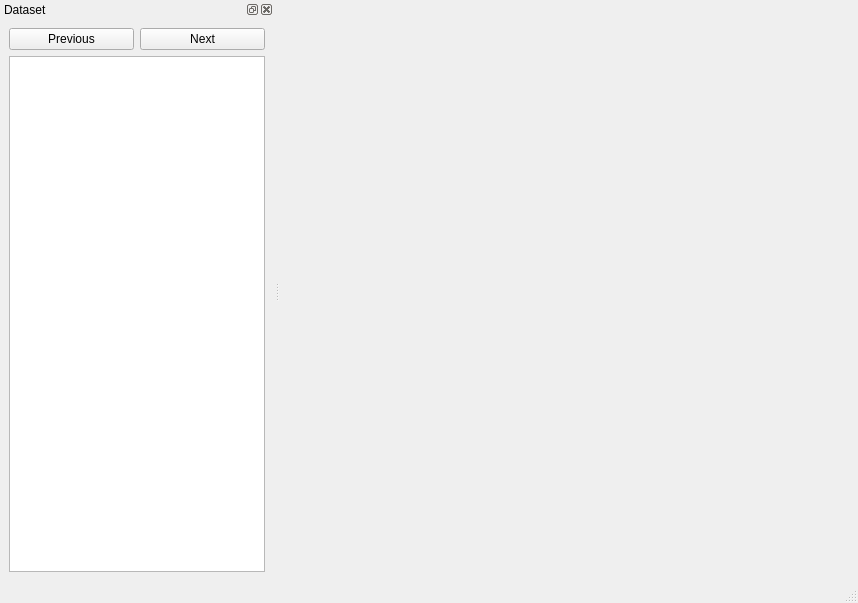
The window that src/mainwindow.ui (meryusha/LabelerServer) describes before a commit, drawn with Qt 5.
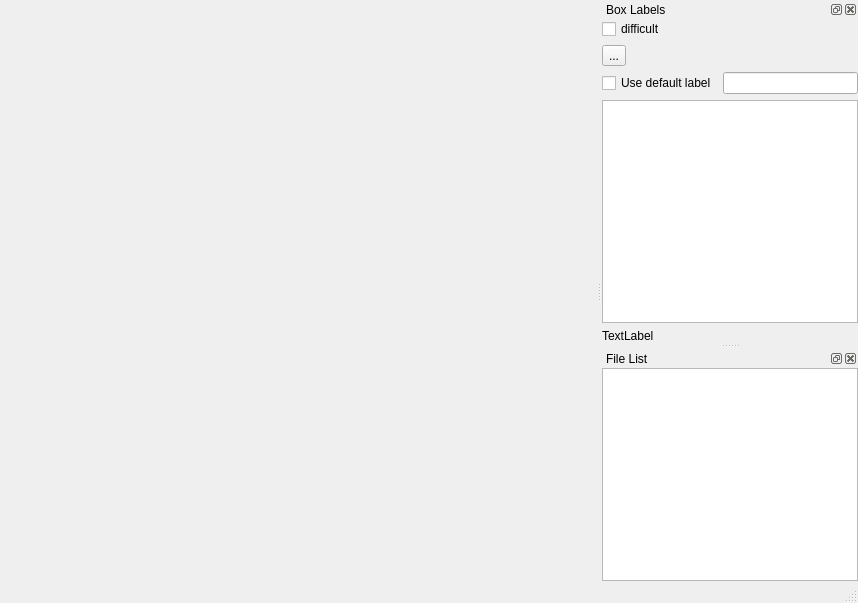
The same window after the commit. Icons and pictures are not drawn.

Commit message: merge with LabelImg

```diff
--- a/src/mainwindow.ui
+++ b/src/mainwindow.ui
@@ -27,30 +27,101 @@
   <widget class="QStatusBar" name="statusbar"/>
   <widget class="QDockWidget" name="dockWidget">
    <property name="windowTitle">
-    <string>Dataset</string>
+    <string>Box Labels</string>
    </property>
    <attribute name="dockWidgetArea">
-    <number>1</number>
+    <number>2</number>
    </attribute>
-   <widget class="QWidget" name="dockWidgetContents">
-    <layout class="QGridLayout" name="gridLayout">
-     <item row="2" column="0" colspan="2">
-      <widget class="QListView" name="listView"/>
+   <widget class="QWidget" name="labelListContainer">
+    <layout class="QGridLayout" name="gridLayout_2">
+     <property name="leftMargin">
+      <number>0</number>
+     </property>
+     <property name="topMargin">
+      <number>0</number>
+     </property>
+     <property name="rightMargin">
+      <number>0</number>
+     </property>
+     <property name="bottomMargin">
+      <number>0</number>
+     </property>
+     <item row="0" column="0">
+      <layout class="QVBoxLayout" name="listLayout">
+       <item>
+        <widget class="QCheckBox" name="diffcButton">
+         <property name="text">
+          <string>difficult</string>
+         </property>
+        </widget>
+       </item>
+       <item>
+        <widget class="QToolButton" name="editButton">
+         <property name="text">
+          <string>...</string>
+         </property>
+         <property name="toolButtonStyle">
+          <enum>Qt::ToolButtonTextBesideIcon</enum>
+         </property>
+        </widget>
+       </item>
+       <item>
+        <layout class="QHBoxLayout" name="useDefaultLabelQHBoxLayout">
+         <item>
+          <widget class="QCheckBox" name="useDefaultLabelCheckbox">
+           <property name="text">
+            <string>Use default label</string>
+           </property>
+          </widget>
+         </item>
+         <item>
+          <widget class="QLineEdit" name="defaultLabelTextLine"/>
+         </item>
+        </layout>
+       </item>
+       <item>
+        <widget class="QListWidget" name="labelList"/>
+       </item>
+       <item>
+        <widget class="QLabel" name="countLabel">
+         <property name="text">
+          <string>TextLabel</string>
+         </property>
+        </widget>
+       </item>
+      </layout>
      </item>
-     <item row="1" column="0">
-      <widget class="QPushButton" name="pushButton_2">
-       <property name="text">
-        <string>Previous</string>
-       </property>
-      </widget>
+    </layout>
+   </widget>
+  </widget>
+  <widget class="QDockWidget" name="filedock">
+   <property name="windowTitle">
+    <string>File List</string>
+   </property>
+   <attribute name="dockWidgetArea">
+    <number>2</number>
+   </attribute>
+   <widget class="QWidget" name="dockWidgetContents_3">
+    <layout class="QGridLayout" name="gridLayout_3">
+     <property name="leftMargin">
+      <number>0</number>
+     </property>
+     <property name="topMargin">
+      <number>0</number>
+     </property>
+     <property name="rightMargin">
+      <number>0</number>
+     </property>
+     <property name="bottomMargin">
+      <number>0</number>
+     </property>
+     <item row="0" column="0">
+      <layout class="QVBoxLayout" name="verticalLayout">
+       <item>
+        <widget class="QListWidget" name="fileListWidget"/>
+       </item>
+      </layout>
      </item>
-     <item row="1" column="1">
-      <widget class="QPushButton" name="pushButton">
-       <property name="text">
-        <string>Next</string>
-       </property>
-      </widget>
-     </item>
     </layout>
    </widget>
   </widget>
```
Left out of the diff: 41 changed lines with no effect on the pictures. The commit also changes 69 other files.
